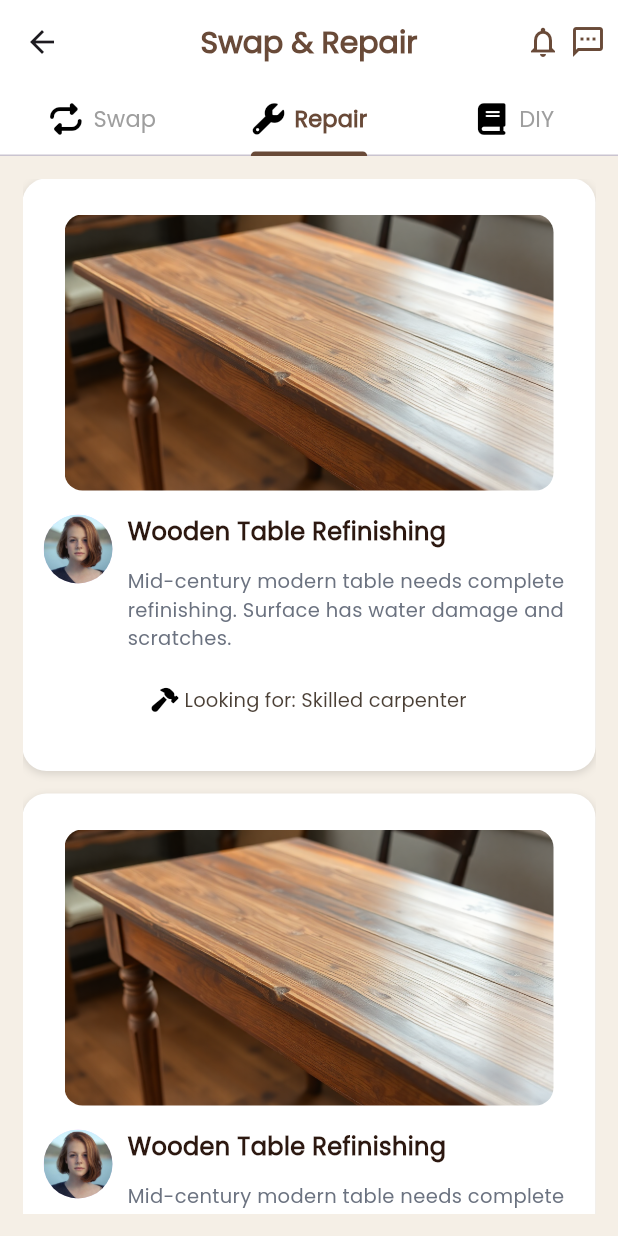
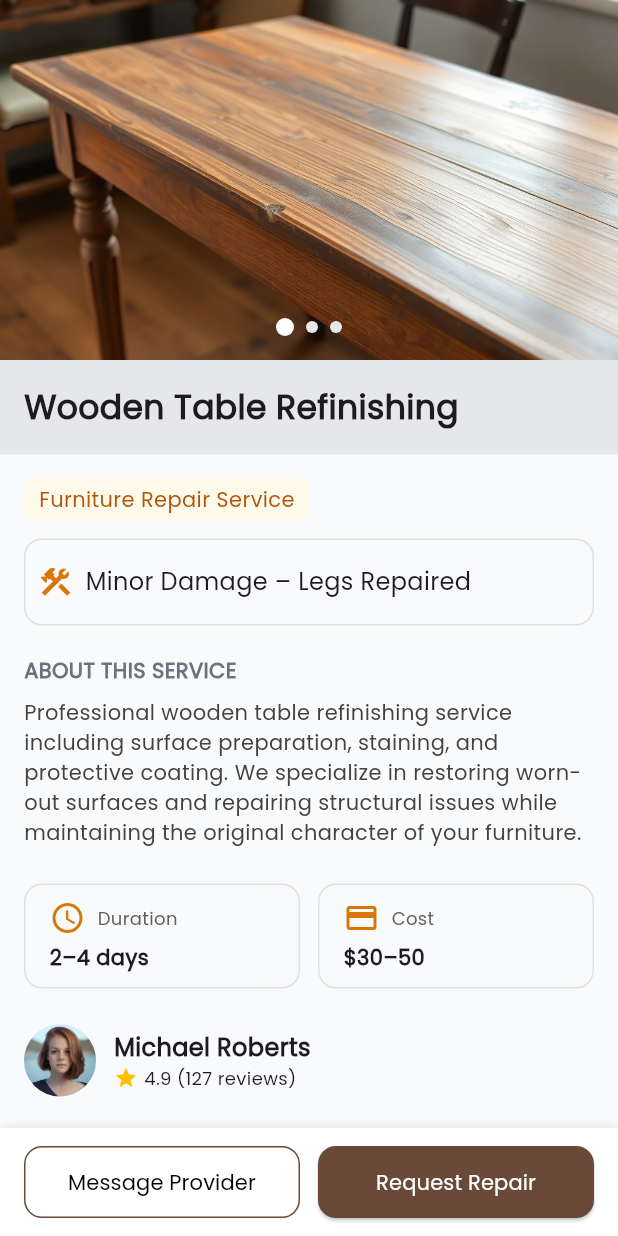
Before and after one commit to safyah03/FurniSwap, a Flutter app: the SwapAndRepairMainScreen screen opened directly, tab 2 chosen, after a tap on "Wooden Table Refinishing", on a phone screen of 412 x 824 dp. Run offline on Flutter 3.47's test engine with Material 3 defaults, Android fonts, the phone set to English and light mode, and no system bars; drawn by our look-alikes of carousel_slider; our stand-ins replace dotted_border, emoji_picker_flutter, flutter_rating_bar, image_picker, permission_handler.

Commit message:
add 2 new screens

```diff
--- /dev/null
+++ b/lib/repair_details_screen.dart
@@ -0,0 +1,279 @@
+import 'package:carousel_slider/carousel_slider.dart';
+import 'package:flutter/material.dart';
+
+class RepairDetailsScreen extends StatefulWidget {
+  @override
+  State<RepairDetailsScreen> createState() => _RepairDetailsScreenState();
+}
+
+class _RepairDetailsScreenState extends State<RepairDetailsScreen> {
+  final List<String> images = [
+    "assets/images/Wooden_Table_Refinishing.png",
+    "assets/images/renovated2.png",
+    "assets/images/renovated3.png",
+  ];
+
+  int _currentIndex = 0;
+
+  Widget buildImageGallerySection() {
+    return Container(
+      width: double.infinity,
+      height: 240,
+      child: Stack(
+        children: [
+          CarouselSlider(
+            options: CarouselOptions(
+              height: 240,
+              viewportFraction: 1.0,
+              enableInfiniteScroll: true,
+              onPageChanged: (index, reason) {
+                setState(() {
+                  _currentIndex = index;
+                });
+              },
+            ),
+            items: images.map((image) {
+              return Builder(
+                builder: (BuildContext context) {
+                  return Container(
+                    width: double.infinity,
+                    child: Image.asset(
+                      image,
+                      fit: BoxFit.cover,
+                    ),
+                  );
+                },
+              );
+            }).toList(),
+          ),
+          Positioned(
+            bottom: 16,
+            left: 0,
+            right: 0,
+            child: Row(
+              mainAxisAlignment: MainAxisAlignment.center,
+              children: images.asMap().entries.map((entry) {
+                final index = entry.key;
+                final isActive = index == _currentIndex;
+                return Container(
+                  width: isActive ? 12 : 8,
+                  height: isActive ? 12 : 8,
+                  margin: EdgeInsets.symmetric(horizontal: 4),
+                  decoration: BoxDecoration(
+                    shape: BoxShape.circle,
+                    color: isActive ? Colors.white : Color(0xffE5E7EB),
+                  ),
+                );
+              }).toList(),
+            ),
+          ),
+        ],
+      ),
+    );
+  }
+
+  @override
+  Widget build(BuildContext context) {
+    return Scaffold(
+      backgroundColor: Color(0xFFF9FAFB),
+      body: SingleChildScrollView(
+        child: Column(
+          children: [
+            buildImageGallerySection(),
+            Column(
+              crossAxisAlignment: CrossAxisAlignment.start,
+              children: [
+                Container(
+                  width: double.infinity,
+                  padding: EdgeInsets.all(16),
+                  color: Color(0xffE5E7EB),
+                  child: Text(
+                    "Wooden Table Refinishing",
+                    style: TextStyle(fontSize: 22, fontWeight: FontWeight.bold),
+                  ),
+                ),
+                Padding(
+                  padding: const EdgeInsets.all(16),
+                  child: Column(
+                    crossAxisAlignment: CrossAxisAlignment.start,
+                    children: [
+                      Container(
+                        padding:
+                            EdgeInsets.symmetric(horizontal: 10, vertical: 4),
+                        decoration: BoxDecoration(
+                          color: Color(0xFFFFFBEB),
+                          borderRadius: BorderRadius.circular(8),
+                        ),
+                        child: Text(
+                          "Furniture Repair Service",
+                          style: TextStyle(color: Color(0xffB45309)),
+                        ),
+                      ),
+                      SizedBox(height: 12),
+                      Container(
+                        padding:
+                            EdgeInsets.symmetric(vertical: 16, horizontal: 8),
+                        decoration: BoxDecoration(
+                          border: Border.all(color: Colors.grey.shade300),
+                          borderRadius: BorderRadius.circular(12),
+                        ),
+                        child: Row(
+                          children: [
+                            Icon(Icons.construction, color: Color(0xffD97706)),
+                            SizedBox(width: 8),
+                            Text("Minor Damage – Legs Repaired",
+                                style: TextStyle(fontSize: 16)),
+                          ],
+                        ),
+                      ),
+                      SizedBox(height: 20),
+                      Text(
+                        "ABOUT THIS SERVICE",
+                        style: TextStyle(
+                            fontWeight: FontWeight.bold,
+                            fontSize: 14,
+                            color: Color(0xff6B7280)),
+                      ),
+                      SizedBox(height: 8),
+                      Text(
+                        "Professional wooden table refinishing service including surface preparation, staining, and protective coating. We specialize in restoring worn-out surfaces and repairing structural issues while maintaining the original character of your furniture.",
+                        style: TextStyle(fontSize: 14, color: Colors.grey[800]),
+                      ),
+                      SizedBox(height: 24),
+                      Row(
+                        children: [
+                          _InfoCard(
+                              icon: Icons.schedule,
+                              label: "Duration",
+                              value: "2–4 days"),
+                          SizedBox(width: 12),
+                          _InfoCard(
+                              icon: Icons.credit_card,
+                              label: "Cost",
+                              value: "\$30–50"),
+                        ],
+                      ),
+                      SizedBox(height: 24),
+                      Row(
+                        children: [
+                          CircleAvatar(
+                            backgroundImage:
+                                AssetImage('assets/images/Avatar.png'),
+                            radius: 24,
+                          ),
+                          SizedBox(width: 12),
+                          Column(
+                            crossAxisAlignment: CrossAxisAlignment.start,
+                            children: [
+                              Text("Michael Roberts",
+                                  style: TextStyle(
+                                      fontSize: 16,
+                                      fontWeight: FontWeight.bold)),
+                              Row(
+                                children: [
+                                  Icon(Icons.star,
+                                      color: Colors.amber, size: 16),
+                                  SizedBox(width: 4),
+                                  Text("4.9 (127 reviews)",
+                                      style: TextStyle(fontSize: 12)),
+                                ],
+                              ),
+                            ],
+                          ),
+                        ],
+                      ),
+                    ],
+                  ),
+                ),
+              ],
+            ),
+          ],
+        ),
+      ),
+      bottomNavigationBar: Container(
+        padding: EdgeInsets.symmetric(horizontal: 16, vertical: 12),
+        decoration: BoxDecoration(
+          color: Colors.white,
+          boxShadow: [BoxShadow(color: Colors.black12, blurRadius: 5)],
+        ),
+        child: Row(
+          children: [
+            Expanded(
+              child: OutlinedButton(
+                onPressed: () {},
+                style: OutlinedButton.styleFrom(
+                  minimumSize: Size(double.infinity, 48),
+                  side: BorderSide(color: Color(0xff694A38)),
+                  shape: RoundedRectangleBorder(
+                      borderRadius: BorderRadius.circular(12)),
+                ),
+                child: Text(
+                  "Message Provider",
+                  style: TextStyle(
+                    color: Colors.black,
+                  ),
+                  textAlign: TextAlign.center,
+                ),
+              ),
+            ),
+            SizedBox(width: 12),
+            Expanded(
+              child: ElevatedButton(
+                onPressed: () {},
+                style: ElevatedButton.styleFrom(
+                  backgroundColor: Color(0xff694A38),
+                  minimumSize: Size(double.infinity, 48),
+                  shape: RoundedRectangleBorder(
+                      borderRadius: BorderRadius.circular(12)),
+                ),
+                child: Text(
+                  "Request Repair",
+                  style: TextStyle(color: Colors.white),
+                ),
+              ),
+            ),
+          ],
+        ),
+      ),
+    );
+  }
+}
+
+class _InfoCard extends StatelessWidget {
+  final IconData icon;
+  final String label;
+  final String value;
+
+  const _InfoCard({
+    required this.icon,
+    required this.label,
+    required this.value,
+  });
+
+  @override
+  Widget build(BuildContext context) {
+    return Expanded(
+      child: Container(
+        padding: EdgeInsets.symmetric(vertical: 10, horizontal: 16),
+        decoration: BoxDecoration(
+            borderRadius: BorderRadius.circular(12),
+            border: Border.all(color: Colors.grey.shade300)),
+        child: Column(
+          crossAxisAlignment: CrossAxisAlignment.start,
+          children: [
+            Row(
+              children: [
+                Icon(icon, color: Color(0xffD97706)),
+                SizedBox(width: 8),
+                Text(label,
+                    style: TextStyle(fontSize: 12, color: Colors.grey[700])),
+              ],
+            ),
+            SizedBox(height: 4),
+            Text(value, style: TextStyle(fontWeight: FontWeight.bold)),
+          ],
+        ),
+      ),
+    );
+  }
+}
--- a/lib/swap_and_repair_screens/repair_screen.dart
+++ b/lib/swap_and_repair_screens/repair_screen.dart
@@ -1,10 +1,11 @@
 import 'package:flutter/material.dart';
 import 'package:furniswap/icons/icons.dart';
+import 'package:furniswap/repair_details_screen.dart';
 
 class RepairScreen extends StatelessWidget {
   const RepairScreen({super.key});
 
-  Widget buildRepairItemCard() {
+  Widget buildRepairItemCard(BuildContext context) {
     return Container(
       width: 358,
       height: 395,
@@ -23,7 +24,12 @@ class RepairScreen extends StatelessWidget {
         color: Colors.transparent,
         borderRadius: BorderRadius.circular(12),
         child: InkWell(
-          onTap: () {},
+          onTap: () {
+            Navigator.push(
+                context,
+                MaterialPageRoute(
+                    builder: (context) => RepairDetailsScreen()));
+          },
           borderRadius: BorderRadius.circular(12),
           splashColor: Colors.brown.withOpacity(0.1),
           highlightColor: Colors.brown.withOpacity(0.2),
@@ -127,7 +133,7 @@ class RepairScreen extends StatelessWidget {
             scrollDirection: Axis.vertical,
             itemCount: 6,
             itemBuilder: (context, index) {
-              return buildRepairItemCard();
+              return buildRepairItemCard(context);
             },
             separatorBuilder: (BuildContext context, int index) {
               return SizedBox(height: 15);
--- a/lib/swap_and_repair_screens/swap_screen.dart
+++ b/lib/swap_and_repair_screens/swap_screen.dart
@@ -1,6 +1,6 @@
 import 'package:flutter/material.dart';
 import 'package:furniswap/icons/icons.dart';
-import 'package:furniswap/product_details_screen.dart';
+import 'package:furniswap/swap_details_screen.dart';
 
 class SwapScreen extends StatelessWidget {
   const SwapScreen({super.key});
@@ -29,7 +29,7 @@ class SwapScreen extends StatelessWidget {
             Navigator.push(
                 context,
                 MaterialPageRoute(
-                    builder: (context) => ProductDetailsScreen()));
+                    builder: (context) => SwapDetailsScreen()));
           },
           borderRadius: BorderRadius.circular(12),
           splashColor: Colors.brown.withOpacity(0.1),
```
Also changed, not shown: lib/swap_details_screen.dart (added, +256 -0 lines).
